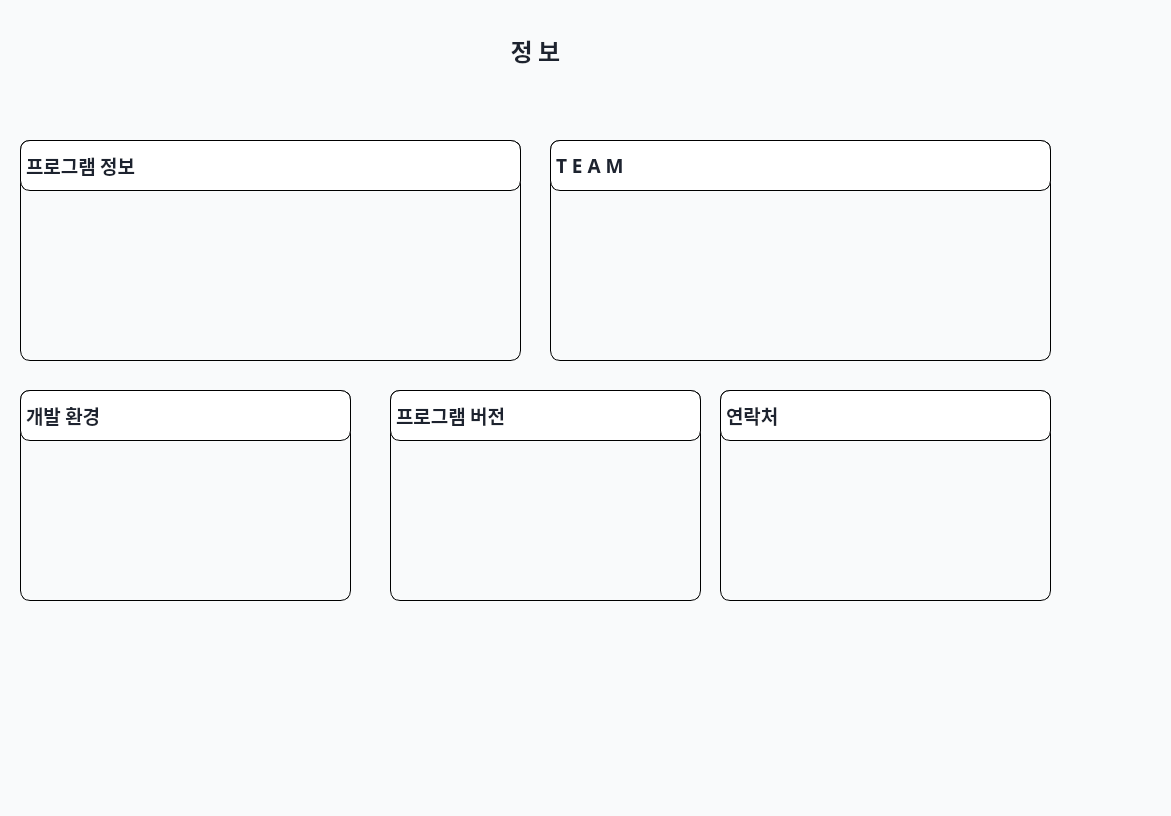
Above: PyQt_GUI/information.ui from yuunow57/Capstone-Design-Project before the change. Below: the same form after it.
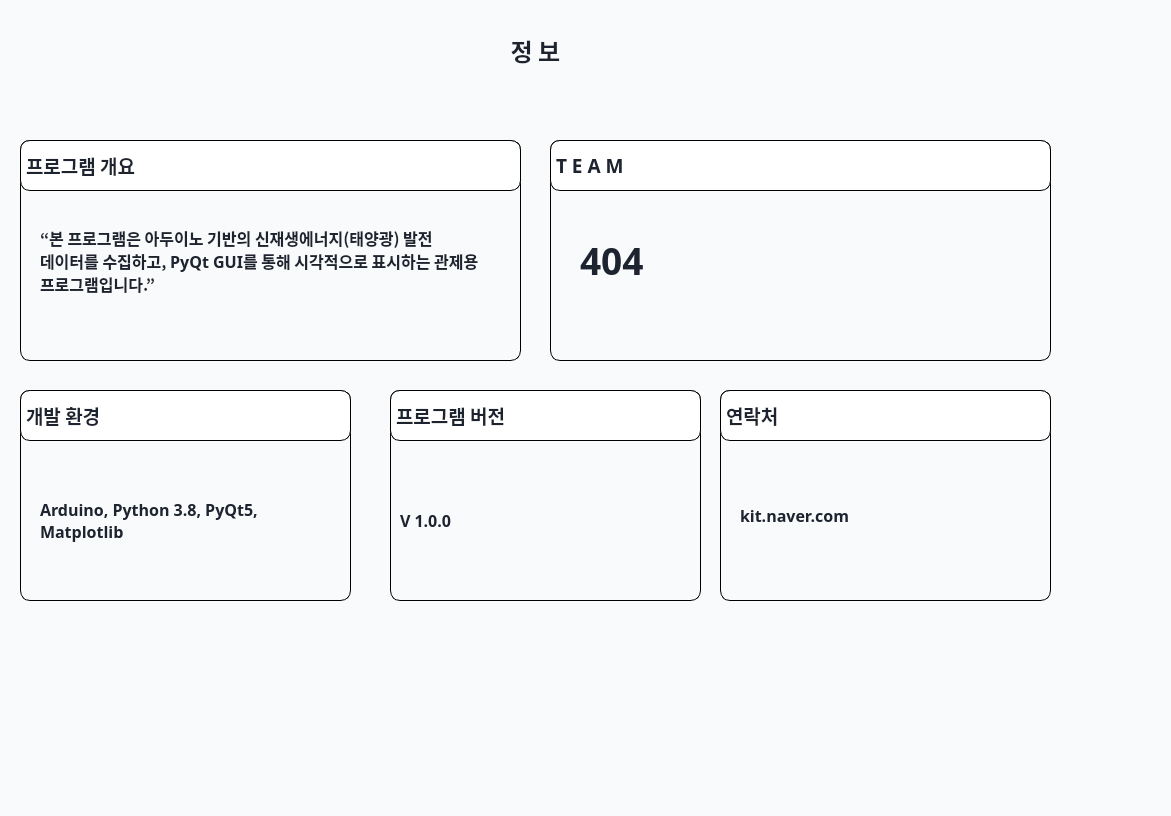
That is the form after the change. Icons and pictures are not drawn.

Patch:
```diff
--- a/PyQt_GUI/information.ui
+++ b/PyQt_GUI/information.ui
@@ -112,7 +112,34 @@
       <string notr="true">background: #ffffff;</string>
      </property>
      <property name="text">
-      <string>프로그램 정보</string>
+      <string>프로그램 개요</string>
+     </property>
+    </widget>
+    <widget class="QLabel" name="label_8">
+     <property name="geometry">
+      <rect>
+       <x>20</x>
+       <y>70</y>
+       <width>451</width>
+       <height>101</height>
+      </rect>
+     </property>
+     <property name="font">
+      <font>
+       <family>Noto Sans KR</family>
+       <pointsize>12</pointsize>
+       <weight>87</weight>
+       <bold>true</bold>
+      </font>
+     </property>
+     <property name="styleSheet">
+      <string notr="true">border: none;</string>
+     </property>
+     <property name="text">
+      <string>“본 프로그램은 아두이노 기반의 신재생에너지(태양광) 발전 데이터를 수집하고, PyQt GUI를 통해 시각적으로 표시하는 관제용 프로그램입니다.”</string>
+     </property>
+     <property name="wordWrap">
+      <bool>true</bool>
      </property>
     </widget>
    </widget>
@@ -159,6 +186,33 @@
       <string>개발 환경</string>
      </property>
     </widget>
+    <widget class="QLabel" name="label_10">
+     <property name="geometry">
+      <rect>
+       <x>20</x>
+       <y>80</y>
+       <width>291</width>
+       <height>101</height>
+      </rect>
+     </property>
+     <property name="font">
+      <font>
+       <family>Noto Sans KR</family>
+       <pointsize>12</pointsize>
+       <weight>87</weight>
+       <bold>true</bold>
+      </font>
+     </property>
+     <property name="styleSheet">
+      <string notr="true">border: none;</string>
+     </property>
+     <property name="text">
+      <string>Arduino, Python 3.8, PyQt5, Matplotlib</string>
+     </property>
+     <property name="wordWrap">
+      <bool>true</bool>
+     </property>
+    </widget>
    </widget>
    <widget class="QFrame" name="frame_4">
     <property name="geometry">
@@ -203,6 +257,33 @@
       <string>T E A M</string>
      </property>
     </widget>
+    <widget class="QLabel" name="label_9">
+     <property name="geometry">
+      <rect>
+       <x>30</x>
+       <y>70</y>
+       <width>451</width>
+       <height>101</height>
+      </rect>
+     </property>
+     <property name="font">
+      <font>
+       <family>Noto Sans KR</family>
+       <pointsize>28</pointsize>
+       <weight>87</weight>
+       <bold>true</bold>
+      </font>
+     </property>
+     <property name="styleSheet">
+      <string notr="true">border: none;</string>
+     </property>
+     <property name="text">
+      <string>404</string>
+     </property>
+     <property name="wordWrap">
+      <bool>true</bool>
+     </property>
+    </widget>
    </widget>
    <widget class="QFrame" name="frame_5">
     <property name="geometry">
@@ -247,6 +328,33 @@
       <string>프로그램 버전</string>
      </property>
     </widget>
+    <widget class="QLabel" name="label_11">
+     <property name="geometry">
+      <rect>
+       <x>10</x>
+       <y>70</y>
+       <width>291</width>
+       <height>121</height>
+      </rect>
+     </property>
+     <property name="font">
+      <font>
+       <family>Noto Sans KR</family>
+       <pointsize>12</pointsize>
+       <weight>87</weight>
+       <bold>true</bold>
+      </font>
+     </property>
+     <property name="styleSheet">
+      <string notr="true">border: none;</string>
+     </property>
+     <property name="text">
+      <string>V 1.0.0</string>
+     </property>
+     <property name="wordWrap">
+      <bool>true</bool>
+     </property>
+    </widget>
    </widget>
    <widget class="QFrame" name="frame_6">
     <property name="geometry">
@@ -291,6 +399,33 @@
       <string>연락처</string>
      </property>
     </widget>
+    <widget class="QLabel" name="label_12">
+     <property name="geometry">
+      <rect>
+       <x>20</x>
+       <y>60</y>
+       <width>291</width>
+       <height>131</height>
+      </rect>
+     </property>
+     <property name="font">
+      <font>
+       <family>Noto Sans KR</family>
+       <pointsize>12</pointsize>
+       <weight>87</weight>
+       <bold>true</bold>
+      </font>
+     </property>
+     <property name="styleSheet">
+      <string notr="true">border: none;</string>
+     </property>
+     <property name="text">
+      <string>kit.naver.com</string>
+     </property>
+     <property name="wordWrap">
+      <bool>true</bool>
+     </property>
+    </widget>
    </widget>
    <widget class="QLabel" name="label_4">
     <property name="geometry">
```
